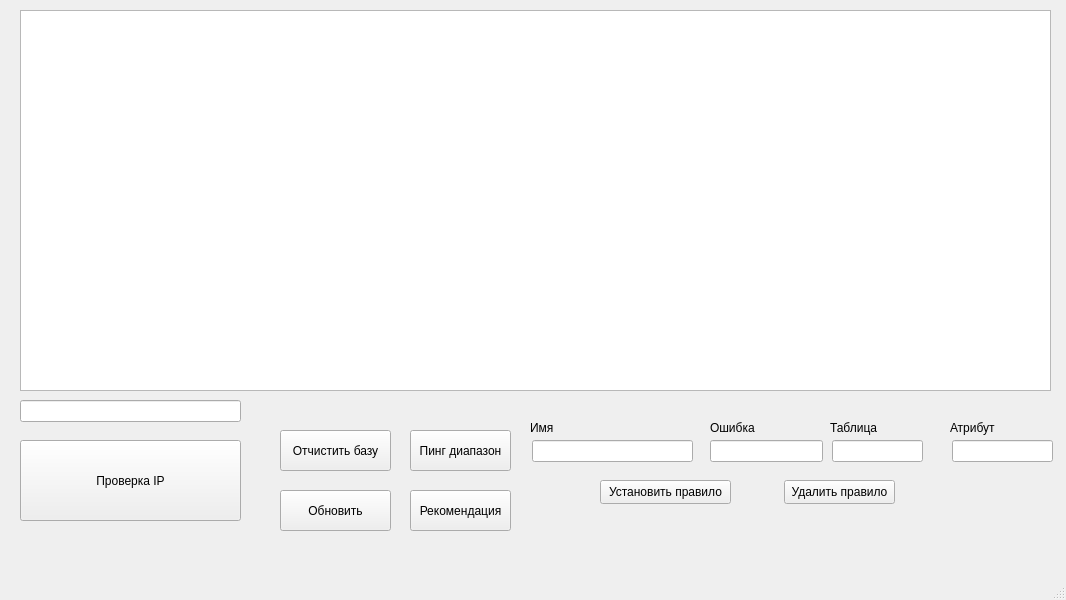
ocalex/clientserver, file mainwindow.ui: the form before one commit.
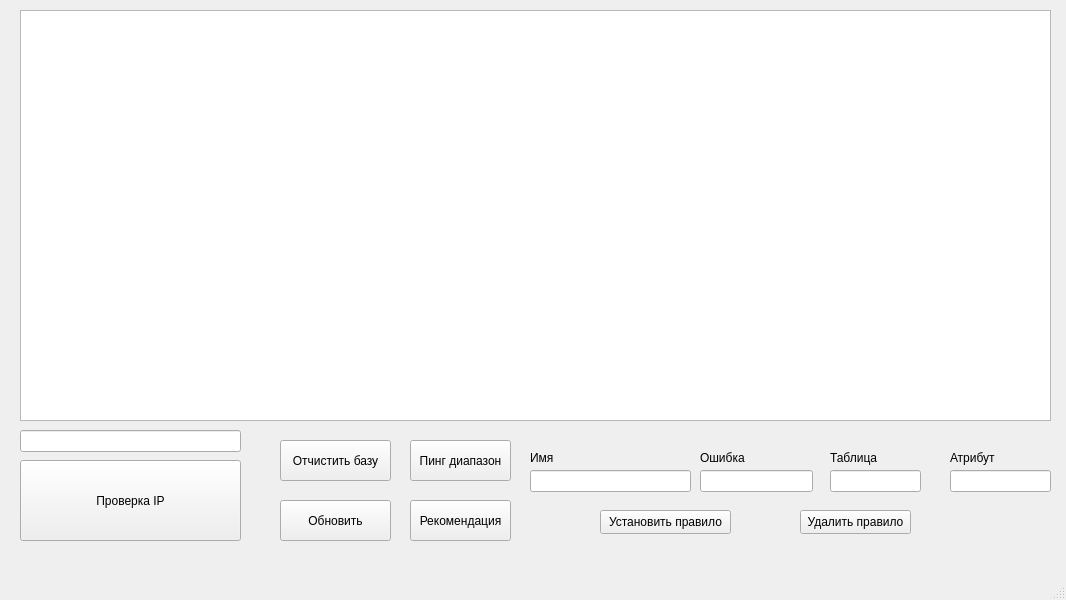
The form after the commit.

What changed in the file:
```diff
--- a/mainwindow.ui
+++ b/mainwindow.ui
@@ -30,7 +30,7 @@
     <property name="geometry">
      <rect>
       <x>20</x>
-      <y>400</y>
+      <y>430</y>
       <width>221</width>
       <height>22</height>
      </rect>
@@ -40,7 +40,7 @@
     <property name="geometry">
      <rect>
       <x>20</x>
-      <y>440</y>
+      <y>460</y>
       <width>221</width>
       <height>81</height>
      </rect>
@@ -55,7 +55,7 @@
       <x>20</x>
       <y>10</y>
       <width>1031</width>
-      <height>381</height>
+      <height>411</height>
      </rect>
     </property>
    </widget>
@@ -63,7 +63,7 @@
     <property name="geometry">
      <rect>
       <x>280</x>
-      <y>430</y>
+      <y>440</y>
       <width>111</width>
       <height>41</height>
      </rect>
@@ -76,7 +76,7 @@
     <property name="geometry">
      <rect>
       <x>280</x>
-      <y>490</y>
+      <y>500</y>
       <width>111</width>
       <height>41</height>
      </rect>
@@ -89,7 +89,7 @@
     <property name="geometry">
      <rect>
       <x>410</x>
-      <y>430</y>
+      <y>440</y>
       <width>101</width>
       <height>41</height>
      </rect>
@@ -102,7 +102,7 @@
     <property name="geometry">
      <rect>
       <x>410</x>
-      <y>490</y>
+      <y>500</y>
       <width>101</width>
       <height>41</height>
      </rect>
@@ -114,8 +114,8 @@
    <widget class="QLineEdit" name="lineEdit_2">
     <property name="geometry">
      <rect>
-      <x>532</x>
-      <y>440</y>
+      <x>530</x>
+      <y>470</y>
       <width>161</width>
       <height>22</height>
      </rect>
@@ -124,8 +124,8 @@
    <widget class="QLineEdit" name="lineEdit_3">
     <property name="geometry">
      <rect>
-      <x>710</x>
-      <y>440</y>
+      <x>700</x>
+      <y>470</y>
       <width>113</width>
       <height>22</height>
      </rect>
@@ -134,8 +134,8 @@
    <widget class="QLineEdit" name="lineEdit_4">
     <property name="geometry">
      <rect>
-      <x>832</x>
-      <y>440</y>
+      <x>830</x>
+      <y>470</y>
       <width>91</width>
       <height>22</height>
      </rect>
@@ -144,8 +144,8 @@
    <widget class="QLineEdit" name="lineEdit_5">
     <property name="geometry">
      <rect>
-      <x>952</x>
-      <y>440</y>
+      <x>950</x>
+      <y>470</y>
       <width>101</width>
       <height>22</height>
      </rect>
@@ -155,7 +155,7 @@
     <property name="geometry">
      <rect>
       <x>530</x>
-      <y>420</y>
+      <y>450</y>
       <width>49</width>
       <height>16</height>
      </rect>
@@ -167,8 +167,8 @@
    <widget class="QLabel" name="label_2">
     <property name="geometry">
      <rect>
-      <x>710</x>
-      <y>420</y>
+      <x>700</x>
+      <y>450</y>
       <width>49</width>
       <height>16</height>
      </rect>
@@ -181,7 +181,7 @@
     <property name="geometry">
      <rect>
       <x>830</x>
-      <y>420</y>
+      <y>450</y>
       <width>49</width>
       <height>16</height>
      </rect>
@@ -194,7 +194,7 @@
     <property name="geometry">
      <rect>
       <x>950</x>
-      <y>420</y>
+      <y>450</y>
       <width>49</width>
       <height>16</height>
      </rect>
@@ -207,7 +207,7 @@
     <property name="geometry">
      <rect>
       <x>600</x>
-      <y>480</y>
+      <y>510</y>
       <width>131</width>
       <height>24</height>
      </rect>
@@ -219,8 +219,8 @@
    <widget class="QPushButton" name="pushButton_7">
     <property name="geometry">
      <rect>
-      <x>784</x>
-      <y>480</y>
+      <x>800</x>
+      <y>510</y>
       <width>111</width>
       <height>24</height>
      </rect>
```
